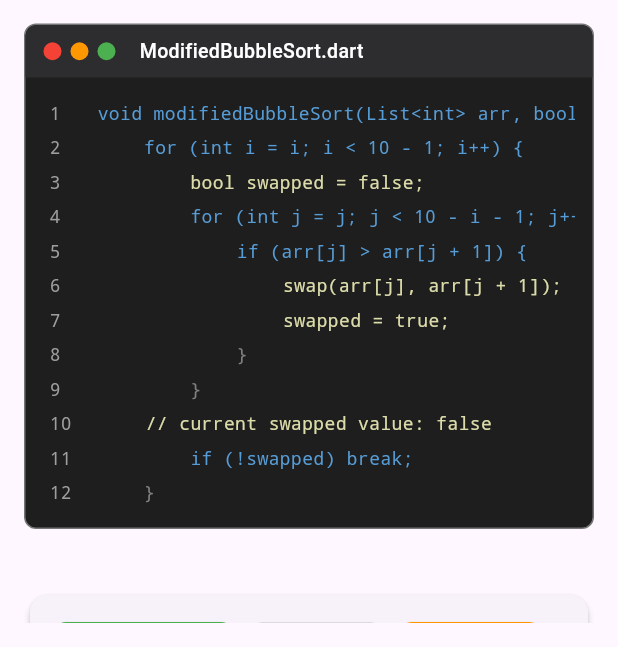
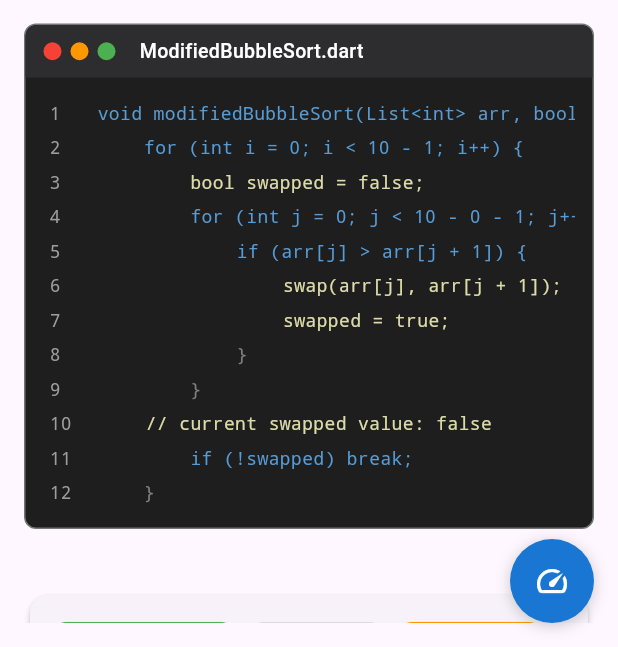
Before and after one commit to 4i-Studios/insidethealgo, a Flutter app: the ModifiedBubbleSortPage screen opened directly, on a phone screen of 412 x 824 dp, the part 589-1236 px from its top. Run offline on Flutter 3.47's test engine with Material 3 defaults, Android fonts, the phone set to English and light mode, and no system bars.

Commit message:
0 and speed animator

```diff
--- a/algo/lib/modified_bubble_sort.dart
+++ b/algo/lib/modified_bubble_sort.dart
@@ -1,5 +1,6 @@
 import 'package:flutter/material.dart';
 import 'dart:async';
+import 'widgets/expandable_speed_control.dart';
 
 class ModifiedBubbleSortPage extends StatefulWidget {
   const ModifiedBubbleSortPage({super.key});
@@ -39,6 +40,7 @@ class _ModifiedBubbleSortPageState extends State<ModifiedBubbleSortPage>
 
   // In the State class, add a new variable to track swapped for UI
   bool currentSwapped = false;
+  bool isSpeedControlExpanded = false;
 
   @override
   void initState() {
@@ -335,8 +337,8 @@ class _ModifiedBubbleSortPageState extends State<ModifiedBubbleSortPage>
   Widget _buildCodeDisplay() {
     int n = numbers.length;
     // Prepare dynamic values for code simulation
-    String iValue = currentI >= 0 ? '$currentI' : 'i';
-    String jValue = currentJ >= 0 ? '$currentJ' : 'j';
+    String iValue = currentI >= 0 ? '$currentI' : '0';
+    String jValue = currentJ >= 0 ? '$currentJ' : '0';
     String nValue = '$n';
     String nMinus1Value = '${n - 1}';
     String nMinusIValue = currentI >= 0 ? '${n - currentI}' : 'n - i';
@@ -822,7 +824,10 @@ class _ModifiedBubbleSortPageState extends State<ModifiedBubbleSortPage>
           ),
         ],
       ),
-      body: Column(
+      body: Stack(
+        fit: StackFit.expand,
+        children: [
+          Column(
         children: [
           // Animation Area (Top portion)
           Expanded(
@@ -1191,66 +1196,16 @@ class _ModifiedBubbleSortPageState extends State<ModifiedBubbleSortPage>
                           const SizedBox(height: 16),
 
                           // Speed Control Card
-                          Card(
-                            elevation: 2,
-                            child: Padding(
-                              padding: const EdgeInsets.all(16),
-                              child: Column(
-                                crossAxisAlignment: CrossAxisAlignment.stretch,
-                                children: [
-                                  Row(
-                                    mainAxisAlignment: MainAxisAlignment.center,
-                                    children: [
-                                      const Icon(Icons.speed, size: 20),
-                                      const SizedBox(width: 8),
-                                      Text(
-                                        'Animation Speed: ${speed.toStringAsFixed(1)}x',
-                                        style: const TextStyle(
-                                          fontSize: 16,
-                                          fontWeight: FontWeight.w600,
-                                        ),
-                                      ),
-                                    ],
-                                  ),
-                                  const SizedBox(height: 12),
-                                  Slider(
-                                    value: speed,
-                                    min: 0.5,
-                                    max: 3.0,
-                                    divisions: 5,
-                                    onChanged: isSorting ? null : updateSpeed,
-                                    activeColor: Colors.blue,
-                                    inactiveColor: Colors.grey.shade300,
-                                  ),
-                                  Padding(
-                                    padding: const EdgeInsets.symmetric(
-                                      horizontal: 8,
-                                    ),
-                                    child: Row(
-                                      mainAxisAlignment:
-                                          MainAxisAlignment.spaceBetween,
-                                      children: [
-                                        Text(
-                                          'Slow',
-                                          style: TextStyle(
-                                            fontSize: 12,
-                                            color: Colors.grey.shade600,
-                                          ),
-                                        ),
-                                        Text(
-                                          'Fast',
-                                          style: TextStyle(
-                                            fontSize: 12,
-                                            color: Colors.grey.shade600,
-                                          ),
-                                        ),
-                                      ],
-                                    ),
-                                  ),
-                                ],
-                              ),
-                            ),
-                          ),
+                          //     ExpandableSpeedControl(
+                          //       speed: speed,
+                          //       onSpeedChanged: updateSpeed,
+                          //       isExpanded: isSpeedControlExpanded,
+                          //       onTap: () {
+                          //         setState(() {
+                          //           isSpeedControlExpanded = !isSpeedControlExpanded;
+                          //         });
+                          //       },
+                          // ),
                         ],
                       ),
                     ),
@@ -1261,6 +1216,18 @@ class _ModifiedBubbleSortPageState extends State<ModifiedBubbleSortPage>
                     ),
                   ),
                                   ),
+                                ),
+                              ],
+                            ),
+          ExpandableSpeedControl(
+            speed: speed,
+            onSpeedChanged: updateSpeed,
+            isExpanded: isSpeedControlExpanded,
+            onTap: () {
+              setState(() {
+                isSpeedControlExpanded = !isSpeedControlExpanded;
+              });
+            },
           ),
         ],
       ),
--- /dev/null
+++ b/algo/lib/widgets/expandable_speed_control.dart
@@ -0,0 +1,158 @@
+import 'package:flutter/material.dart';
+
+class ExpandableSpeedControl extends StatefulWidget {
+  final double speed;
+  final Function(double) onSpeedChanged;
+  final bool isExpanded;
+  final VoidCallback onTap;
+
+  const ExpandableSpeedControl({
+    super.key,
+    required this.speed,
+    required this.onSpeedChanged,
+    required this.isExpanded,
+    required this.onTap,
+  });
+
+  @override
+  State<ExpandableSpeedControl> createState() => _ExpandableSpeedControlState();
+}
+
+class _ExpandableSpeedControlState extends State<ExpandableSpeedControl>
+    with SingleTickerProviderStateMixin {
+  late AnimationController _controller;
+  late Animation<double> _expandAnimation;
+
+  @override
+  void initState() {
+    super.initState();
+    _controller = AnimationController(
+      duration: const Duration(milliseconds: 300),
+      vsync: this,
+    );
+    _expandAnimation = CurvedAnimation(
+      parent: _controller,
+      curve: Curves.easeInOut,
+    );
+  }
+
+  @override
+  void didUpdateWidget(ExpandableSpeedControl oldWidget) {
+    super.didUpdateWidget(oldWidget);
+    if (widget.isExpanded != oldWidget.isExpanded) {
+      if (widget.isExpanded) {
+        _controller.forward();
+      } else {
+        _controller.reverse();
+      }
+    }
+  }
+
+  @override
+  void dispose() {
+    _controller.dispose();
+    super.dispose();
+  }
+
+  @override
+  Widget build(BuildContext context) {
+    return Positioned(
+      right: 16,
+      bottom: 16,
+      child: AnimatedBuilder(
+        animation: _expandAnimation,
+        builder: (context, child) {
+          return Container(
+            height: 56,
+            width: 56 + (_expandAnimation.value * 200), // Expand by 200 pixels
+            decoration: BoxDecoration(
+              color: Colors.blue.shade700,
+              borderRadius: BorderRadius.circular(28),
+              boxShadow: [
+                BoxShadow(
+                  color: Colors.black.withOpacity(0.2),
+                  blurRadius: 8,
+                  offset: const Offset(0, 2),
+                ),
+              ],
+            ),
+            child: Material(
+              color: Colors.transparent,
+              child: Stack(
+                alignment: Alignment.centerRight,
+                children: [
+                  // Speed Slider
+                  if (_expandAnimation.value > 0.5)
+                    Positioned(
+                      left: 24,
+                      right: 64,
+                      child: Opacity(
+                        opacity: (_expandAnimation.value - 0.5) * 2, // fade in from 0.5 to 1.0
+                        child: Row(
+                          children: [
+                            const Icon(
+                              Icons.speed,
+                              color: Colors.white,
+                              size: 20,
+                            ),
+                            Expanded(
+                              child: SliderTheme(
+                                data: SliderThemeData(
+                                  activeTrackColor: Colors.white.withOpacity(0.7),
+                                  inactiveTrackColor: Colors.white.withOpacity(0.3),
+                                  thumbColor: Colors.white,
+                                  overlayColor: Colors.white.withOpacity(0.1),
+                                  trackHeight: 2,
+                                ),
+                                child: Slider(
+                                  value: widget.speed,
+                                  min: 0.5,
+                                  max: 3.0,
+                                  divisions: 5,
+                                  onChanged: widget.onSpeedChanged,
+                                ),
+                              ),
+                            ),
+                            Text(
+                              '${widget.speed}x',
+                              style: const TextStyle(
+                                color: Colors.white,
+                                fontSize: 12,
+                                fontWeight: FontWeight.bold,
+                              ),
+                            ),
+                          ],
+                        ),
+                      ),
+                    ),
+                  // FAB
+                  Positioned(
+                    right: 0,
+                    child: SizedBox(
+                      width: 56,
+                      height: 56,
+                      child: InkWell(
+                        onTap: widget.onTap,
+                        customBorder: const CircleBorder(),
+                        child: Center(
+                          child: AnimatedRotation(
+                            duration: const Duration(milliseconds: 300),
+                            turns: widget.isExpanded ? 0.5 : 0,
+                            child: const Icon(
+                              Icons.speed,
+                              color: Colors.white,
+                            ),
+                          ),
+                        ),
+                      ),
+                    ),
+                  ),
+                ],
+              ),
+            ),
+          );
+        },
+      ),
+    );
+  }
+}
```
Also changed, not shown: algo/lib/bubble_sort_page.dart (+21 -59 lines). Lines whose indentation alone changed are shown as unchanged.
